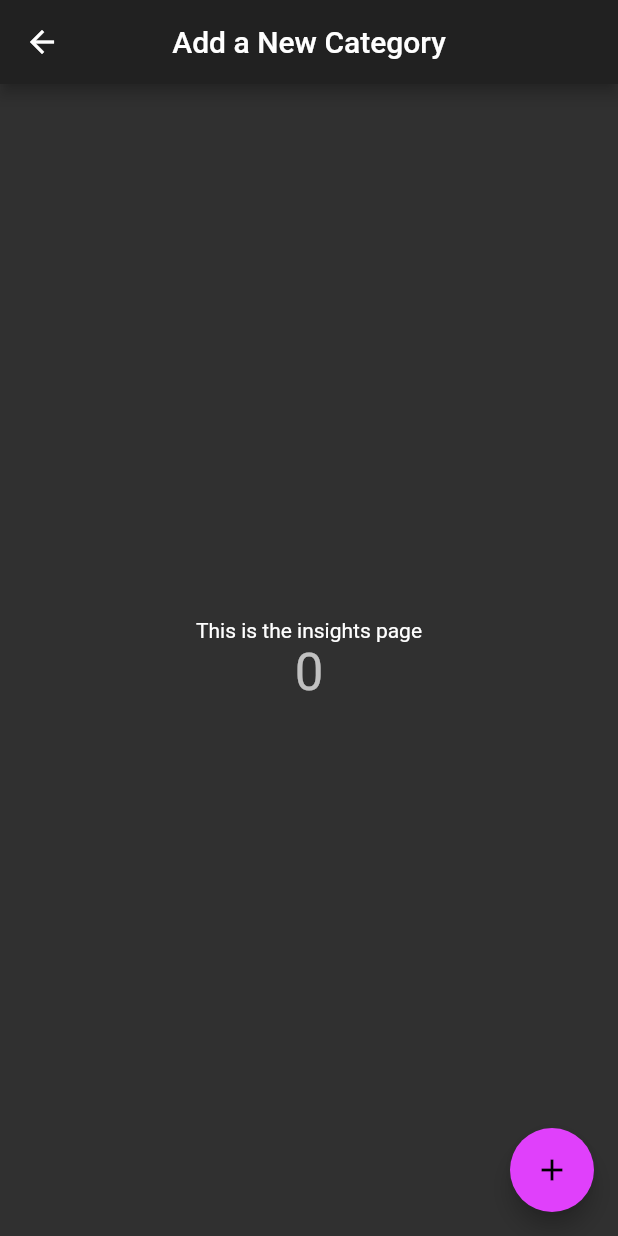
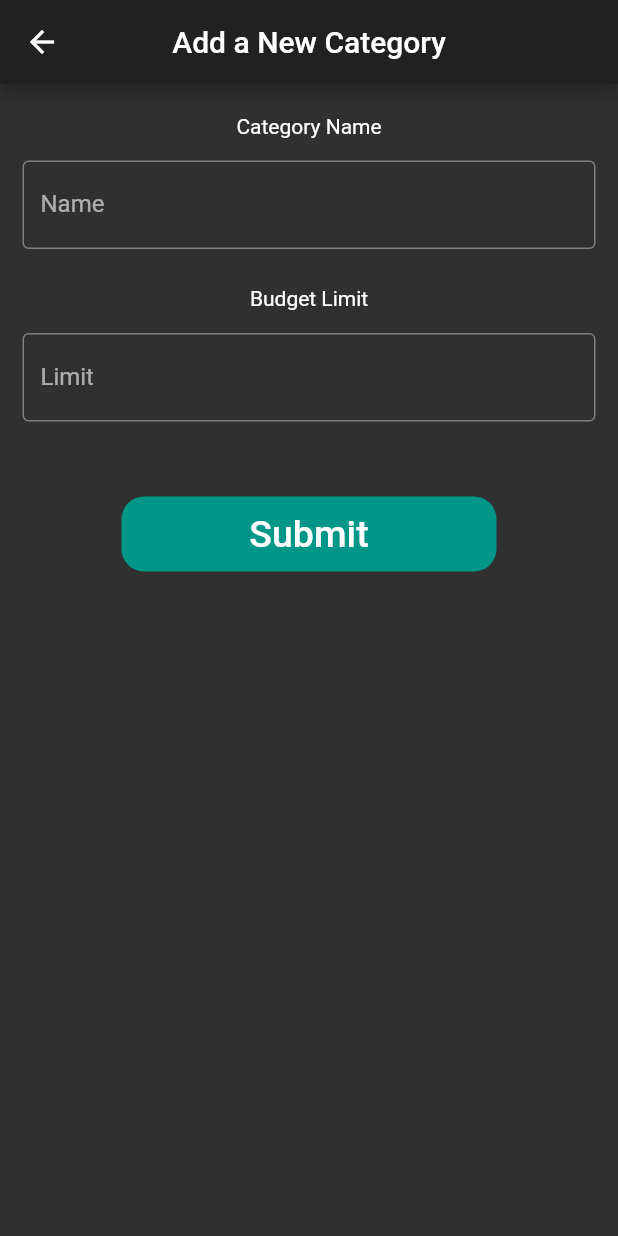
Before and after one commit to Nuquino/NukiFi-Financial-Assistant, a Flutter app: the AddNewCategoryPage screen opened by its route, on a phone screen of 412 x 824 dp. Run offline on Flutter 3.47's test engine with Material 2 defaults, Android fonts, the phone set to English and light mode, and no system bars.

Commit message:
Added text fields for new category form

```diff
--- a/lib/AddNewCategoryPage.dart
+++ b/lib/AddNewCategoryPage.dart
@@ -24,7 +24,7 @@ class _MyBudgetPageState extends State<AddNewCategoryPage> {
   int _counter = 0;
   int currentIndex = 1;
 
-  void _addNewCategory() {
+  void _submitNewCategory() {
     setState(() {
       // This call to setState tells the Flutter framework that something has
       // changed in this State, which causes it to rerun the build method below
@@ -32,6 +32,7 @@ class _MyBudgetPageState extends State<AddNewCategoryPage> {
       // _counter without calling setState(), then the build method would not be
       // called again, and so nothing would appear to happen.
       _counter++;
+      Navigator.pushNamed(context, '/budgetPage');
     });
   }
 
@@ -68,26 +69,59 @@ class _MyBudgetPageState extends State<AddNewCategoryPage> {
             // center the children vertically; the main axis here is the vertical
             // axis because Columns are vertical (the cross axis would be
             // horizontal).
-            mainAxisAlignment: MainAxisAlignment.center,
+            mainAxisAlignment: MainAxisAlignment.start,
             children: <Widget>[
-              Text(
-                'This is the insights page',
+              Padding(
+                padding: EdgeInsets.only(top: 20),
+                child: Text('Category Name'),
               ),
-              Text(
-                '$_counter',
-                style: Theme.of(context).textTheme.headline4,
+              Padding(
+                //padding: const EdgeInsets.only(left:15.0,right: 15.0,top:0,bottom: 0),
+                padding: EdgeInsets.symmetric(horizontal: 15, vertical: 15),
+                child: TextField(
+                  decoration: InputDecoration(
+                      border: OutlineInputBorder(),
+                      labelText: 'Name',
+                      hintText: 'Enter a name for the category'),
+                ),
+              ),
+              Padding(
+                padding: EdgeInsets.only(top: 10),
+                child: Text('Budget Limit'),
+              ),
+              Padding(
+                padding: const EdgeInsets.only(
+                    left: 15.0, right: 15.0, top: 15, bottom: 0),
+                //padding: EdgeInsets.symmetric(horizontal: 15),
+                child: TextField(
+                  decoration: InputDecoration(
+                      border: OutlineInputBorder(),
+                      labelText: 'Limit',
+                      hintText: 'Enter a Limit in Dollars'),
+                ),
+              ),
+              Padding(
+                padding: EdgeInsets.all(25),
+              ),
+              Container(
+                height: 50,
+                width: 250,
+                decoration: BoxDecoration(
+                    color: Colors.teal, borderRadius: BorderRadius.circular(15)),
+                child: FlatButton(
+                  onPressed: () {
+                    Navigator.pushNamed(context, '/budgetPage');
+                  },
+                  child: Text(
+                    'Submit',
+                    style: TextStyle(color: Colors.white, fontSize: 25),
+                  ),
+                ),
               ),
             ],
           ),
         ),
 
-        floatingActionButton: FloatingActionButton(
-          onPressed: _addNewCategory,
-          backgroundColor: Colors.purpleAccent,
-          tooltip: 'Add a New Category',
-          child: Icon(Icons.add),
-        ), // This trailing comma makes auto-formatting nicer for build methods.
-
     );
   }
 }
--- a/lib/budgetPage.dart
+++ b/lib/budgetPage.dart
@@ -87,13 +87,13 @@ class _MyBudgetPageState extends State<BudgetPage> {
             mainAxisAlignment: MainAxisAlignment.start,
             children: <Widget>[
               Container(
-                margin: EdgeInsets.all(8),
+                margin: EdgeInsets.only(top: 15, left: 10, right: 10, bottom: 20),
                 height: 300,
                 child: Card(
                   shape: RoundedRectangleBorder(
                     borderRadius: BorderRadius.circular(10.0),
                   ),
-                  color: Colors.black26,
+                  color: Colors.black12,
                   elevation: 5,
                   child: Column(
                     mainAxisSize: MainAxisSize.min,
--- a/lib/login.dart
+++ b/lib/login.dart
@@ -58,14 +58,14 @@ class _LoginPageState extends State<LoginPage> {
               },
               child: Text(
                 'Forgot Password',
-                style: TextStyle(color: Colors.blue, fontSize: 15),
+                style: TextStyle(color: Colors.lightBlueAccent, fontSize: 15),
               ),
             ),
             Container(
               height: 50,
               width: 250,
               decoration: BoxDecoration(
-                  color: Colors.blue, borderRadius: BorderRadius.circular(20)),
+                  color: Colors.lightBlueAccent, borderRadius: BorderRadius.circular(20)),
               child: FlatButton(
                 onPressed: () {
                   Navigator.push(
```
